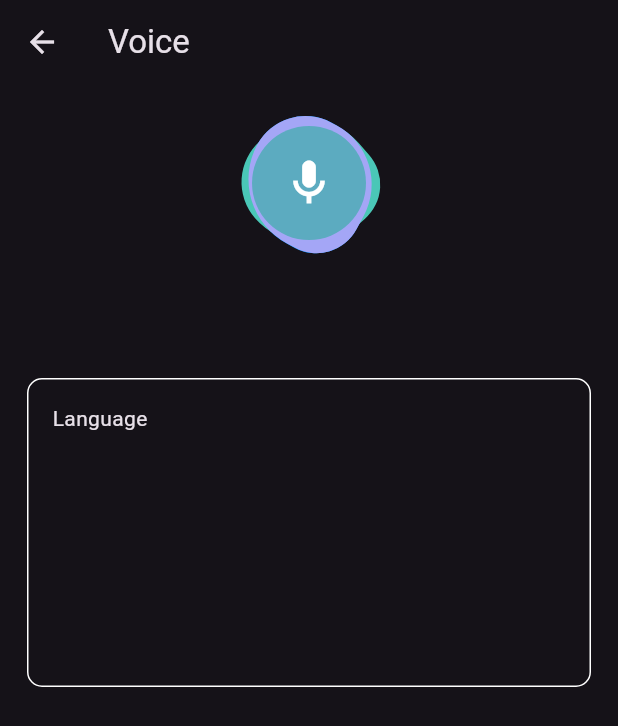
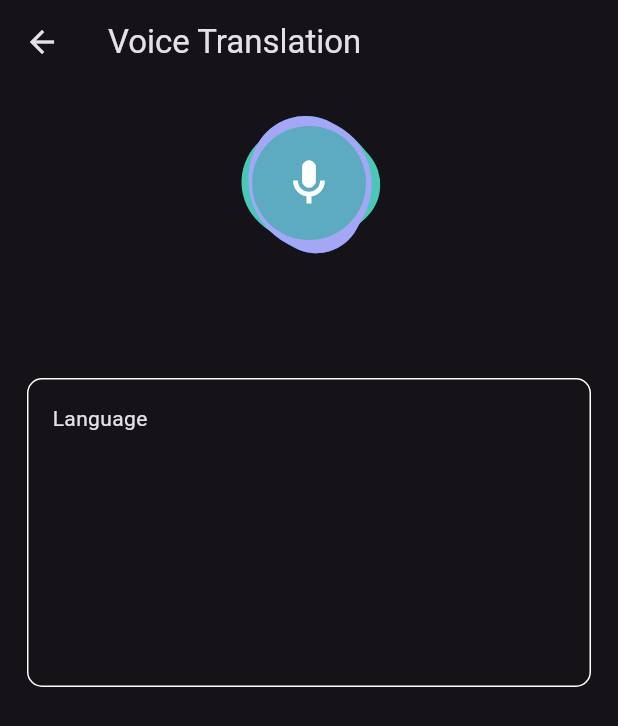
Before and after one commit to Michael-Ogundipe/gemilingo, a Flutter app: the VoiceToTextPage screen opened directly, after a tap on the "mic" icon, on a phone screen of 412 x 824 dp. Shown: the top 726 px of the screen. Run offline on Flutter 3.47's test engine with Material 3 defaults, Android fonts, the light colour scheme and no system bars; our stand-ins replace flutter_dotenv, google_generative_ai; missing offline and left inert: flutter_sound, flutter_sound_platform_interface; statements that could not run were skipped.

Commit message:
voice to texted feature completed

```diff
--- a/lib/voice_to_text_page.dart
+++ b/lib/voice_to_text_page.dart
@@ -1,12 +1,13 @@
 import 'dart:io';
 import 'dart:math' show pi;
 
+import 'package:flutter_dotenv/flutter_dotenv.dart';
 import 'package:flutter_sound/flutter_sound.dart';
 import 'package:flutter_sound_platform_interface/flutter_sound_recorder_platform_interface.dart';
 
 import 'package:flutter/material.dart';
 import 'package:gemilingo/widgets/translation_field.dart';
-import 'package:path_provider/path_provider.dart';
+import 'package:google_generative_ai/google_generative_ai.dart';
 
 import 'widgets/blob.dart';
 
@@ -20,16 +21,14 @@ class VoiceToTextPage extends StatefulWidget {
 class _VoiceToTextPageState extends State<VoiceToTextPage>
     with SingleTickerProviderStateMixin {
   late AnimationController _rotationController;
-  late AnimationController _scaleController;
   late Animation<double> _animation;
-  double _scale = 0.85;
+  final double _scale = 0.85;
 
-  FlutterSoundPlayer? _mPlayer = FlutterSoundPlayer();
+  final _translatedController = TextEditingController();
   final recorder = FlutterSoundRecorder();
-  final  _codec = Codec.aacMP4;
-  final  _mPath = 'audio_record.mp4';
+  final _codec = Codec.aacMP4;
+  final _mPath = 'audio_record.mp4';
   static const theSource = AudioSource.microphone;
-
 
   bool isRecording = false;
 
@@ -48,15 +47,13 @@ class _VoiceToTextPageState extends State<VoiceToTextPage>
     openRecorder();
   }
 
-  Future<void> openRecorder()async {
+  Future<void> openRecorder() async {
     await recorder.openRecorder();
-    await _mPlayer!.openPlayer();
   }
 
-
   Future<void> recordAudio() async {
-
-    await recorder.startRecorder(
+    await recorder
+        .startRecorder(
       toFile: _mPath,
       codec: _codec,
       audioSource: theSource,
@@ -69,48 +66,31 @@ class _VoiceToTextPageState extends State<VoiceToTextPage>
   void stopAndTranslate(String targetLanguage) async {
     final path = await recorder.stopRecorder();
     final audioFile = File(path!);
+    final audioBytes = await audioFile.readAsBytes();
+    final prompt = 'Translate this audio to $targetLanguage';
 
-    print('audio mie');
-    print(audioFile);
+    final generativeModel = GenerativeModel(
+      model: 'gemini-1.5-flash-001',
+      apiKey: dotenv.env['API_KEY']!,
+    );
 
-    // Future.delayed(Duration(seconds: 2), (){
-    //   _mPlayer!
-    //       .startPlayer(
-    //       fromURI: _mPath,
-    //       //codec: kIsWeb ? Codec.opusWebM : Codec.aacADTS,
-    //       whenFinished: () {
-    //         setState(() {});
-    //       })
-    //       .then((value) {
-    //     setState(() {});
-    //   });
-    // });
+    final content = [
+      Content.multi([
+        TextPart(prompt),
+        DataPart('audio/mp3', audioBytes),
+      ]),
+    ];
 
-    // final audioBytes = await audioFile.readAsBytes();
-    // final prompt = 'Translate this audio to $targetLanguage';
-    // final generativeModel = GenerativeModel(
-    //   model: 'gemini-pro-vision',
-    //   apiKey: dotenv.env['API_KEY']!,
-    // );
-    //
-    // final content = [
-    //   Content.multi([
-    //     TextPart(prompt),
-    //     DataPart('audio/mp3', audioBytes),
-    //   ]),
-    // ];
-    //
-    // final response = await generativeModel.generateContent(content);
-    // final translatedText = response.text ?? 'Translation failed';
-    //
-    // print('Translated text: $translatedText');
+    final response = await generativeModel.generateContent(content);
+    _translatedController.text = response.text ?? 'Translation failed';
+
   }
 
   @override
   Widget build(BuildContext context) {
     return Scaffold(
       appBar: AppBar(
-        title: const Text('Voice'),
+        title: const Text('Voice Translation'),
       ),
       body: Padding(
         padding: const EdgeInsets.symmetric(horizontal: 18.0),
@@ -147,17 +127,16 @@ class _VoiceToTextPageState extends State<VoiceToTextPage>
                           child: InkWell(
                             onTap: () async {
                               setState(() {
-                              isRecording =! isRecording;
+                                isRecording = !isRecording;
                               });
 
-                            if(isRecording){
+                              if (isRecording) {
                                 print('will start');
                                 recordAudio();
-                            } else{
+                              } else {
                                 print('will stop');
-                              stopAndTranslate('English');
+                                stopAndTranslate('French');
                               }
-
                             },
                             child: const Icon(
                               Icons.mic_outlined,
@@ -171,7 +150,11 @@ class _VoiceToTextPageState extends State<VoiceToTextPage>
                   }),
             ),
             const SizedBox(height: 64),
-            TranslationField(label: 'Language')
+            TranslationField(
+              label: 'Language',
+              controller: _translatedController,
+              readOnly: true,
+            )
           ],
         ),
       ),
```
Also changed, not shown: lib/text_to_text_page.dart (+2 -7 lines), 3 other files. Lines whose indentation alone changed are shown as unchanged.
